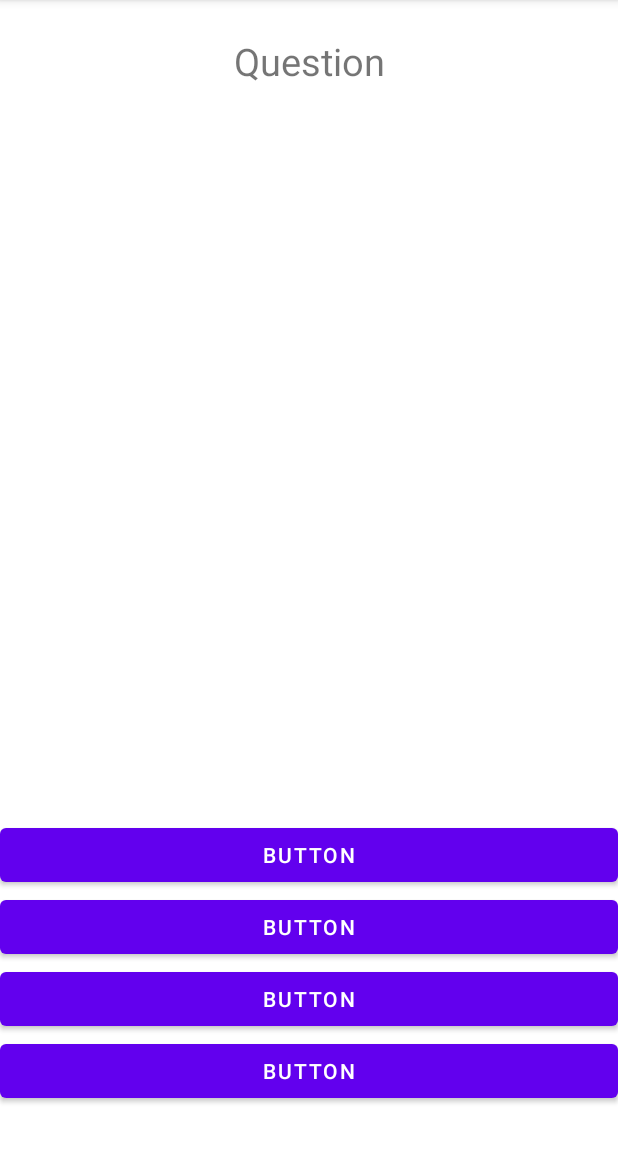
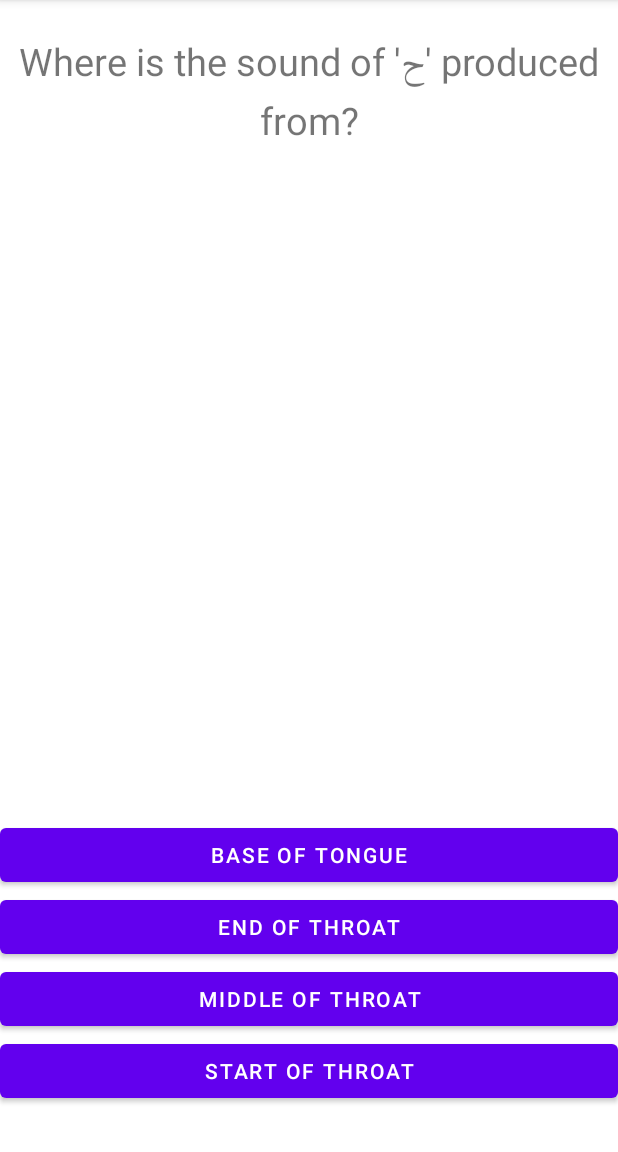
Before and after one commit to bitf18a501/Assignment3, an Android app: the screen it shows after launch (MainActivity), on a phone screen of 412 x 824 dp, the part 84-1236 px from its top. Run offline under Robolectric (Android 15) with nearby library versions, the phone set to English and light mode, and no system bars.

Commit message:
4 questions added to quiz

```diff
--- a/app/src/main/java/com/example/quizapp/MainActivity.java
+++ b/app/src/main/java/com/example/quizapp/MainActivity.java
@@ -1,14 +1,133 @@
 package com.example.quizapp;
 
+import androidx.appcompat.app.AlertDialog;
 import androidx.appcompat.app.AppCompatActivity;
 
+import android.content.DialogInterface;
+import android.content.Intent;
 import android.os.Bundle;
+import android.view.View;
+import android.widget.Button;
+import android.widget.TextView;
+import android.widget.Toast;
 
-public class MainActivity extends AppCompatActivity {
+
+import java.util.Random;
+
+public class MainActivity extends AppCompatActivity implements View.OnClickListener {
+    Button btn_one, btn_two, btn_three, btn_four;
+    TextView tv_question;
+    public int score = 0;
+
+
+
+    private Question question = new Question();
+
+    private String answer;
+    private int questionLength = question.questions.length;
+
+    Random random;
 
     @Override
     protected void onCreate(Bundle savedInstanceState) {
         super.onCreate(savedInstanceState);
         setContentView(R.layout.activity_main);
+
+        random = new Random();
+
+
+        btn_one = (Button)findViewById(R.id.btn_one);
+        btn_one.setOnClickListener(this);
+        btn_two = (Button)findViewById(R.id.btn_two);
+        btn_two.setOnClickListener(this);
+        btn_three = (Button)findViewById(R.id.btn_three);
+        btn_three.setOnClickListener(this);
+        btn_four = (Button)findViewById(R.id.btn_four);
+        btn_four.setOnClickListener(this);
+
+        tv_question = (TextView)findViewById(R.id.tv_question);
+
+        NextQuestion(random.nextInt(questionLength));
+    }
+
+
+    @Override
+    public void onClick(View v) {
+        switch (v.getId()){
+            case R.id.btn_one:
+                if(btn_one.getText() == answer){
+                    score++;
+                    Toast.makeText(MainActivity.this, "You Are Correct", Toast.LENGTH_SHORT).show();
+                    NextQuestion(random.nextInt(questionLength));
+                }else{
+                    GameOver();
+                }
+
+                break;
+
+            case R.id.btn_two:
+                if(btn_two.getText() == answer){
+                    score++;
+                    Toast.makeText(MainActivity.this, "You Are Correct", Toast.LENGTH_SHORT).show();
+                    NextQuestion(random.nextInt(questionLength));
+                }else{
+                    GameOver();
+                }
+
+                break;
+
+            case R.id.btn_three:
+                if(btn_three.getText() == answer){
+                    score++;
+                    Toast.makeText(MainActivity.this, "You Are Correct", Toast.LENGTH_SHORT).show();
+                    NextQuestion(random.nextInt(questionLength));
+                }else{
+                    GameOver();
+                }
+
+                break;
+
+            case R.id.btn_four:
+                if(btn_four.getText() == answer){
+                    score++;
+                    Toast.makeText(MainActivity.this, "You Are Correct", Toast.LENGTH_SHORT).show();
+                    NextQuestion(random.nextInt(questionLength));
+                }else{
+                    GameOver();
+                }
+
+                break;
+        }
+    }
+
+    private void GameOver(){
+        AlertDialog.Builder alertDialogBuilder = new AlertDialog.Builder(MainActivity.this);
+        alertDialogBuilder
+                .setMessage("Wrong Answer and Your score = " + score )
+                .setCancelable(false)
+                .setPositiveButton("Try Again", new DialogInterface.OnClickListener() {
+                    @Override
+                    public void onClick(DialogInterface dialog, int which) {
+                        startActivity(new Intent(getApplicationContext(), MainActivity.class));
+                    }
+                })
+                .setNegativeButton("Exit", new DialogInterface.OnClickListener() {
+                    @Override
+                    public void onClick(DialogInterface dialog, int which) {
+                        System.exit(0);
+                    }
+                });
+        alertDialogBuilder.show();
+
+    }
+
+    private void NextQuestion(int num){
+        tv_question.setText(question.getQuestion(num));
+        btn_one.setText(question.getchoice1(num));
+        btn_two.setText(question.getchoice2(num));
+        btn_three.setText(question.getchoice3(num));
+        btn_four.setText(question.getchoice4(num));
+
+        answer = question.getCorrectAnswer(num);
     }
 }
--- /dev/null
+++ b/app/src/main/java/com/example/quizapp/Question.java
@@ -0,0 +1,66 @@
+package com.example.quizapp;
+
+public class Question {
+
+
+    public String questions[] = {
+            "Where is the sound of 'أ' produced from?",
+            "Where is the sound of 'ہ' produced from?",
+            "Where is the sound of 'ح' produced from?",
+            "Where is the sound of 'ع' produced from?",
+
+
+
+
+    };
+
+    public String choices[][] = {
+            {"End of throat", "Middle of throat", "Start of throat", "Base of tongue"},
+            {"Base of tongue", "End of throat", "Middle of throat", "Start of throat"},
+            {"Base of tongue", "End of throat", "Middle of throat", "Start of throat"},
+            {"Base of tongue", "End of throat", "Middle of throat", "Start of throat"},
+
+
+
+
+
+    };
+
+    public String correctAnswer[] = {
+            "End of throat",
+            "End of throat" ,
+            "Middle of throat" ,
+            "Middle of throat"
+
+    };
+
+    public String getQuestion(int a){
+        String question = questions[a];
+        return question;
+    }
+
+    public String getchoice1(int a){
+        String choice = choices[a][0];
+        return choice;
+    }
+
+    public String getchoice2(int a){
+        String choice = choices[a][1];
+        return choice;
+    }
+
+    public String getchoice3(int a){
+        String choice = choices[a][2];
+        return choice;
+    }
+
+    public String getchoice4(int a){
+        String choice = choices[a][3];
+        return choice;
+    }
+
+    public String getCorrectAnswer(int a){
+        String answer = correctAnswer[a];
+        return answer;
+    }
+}
```
